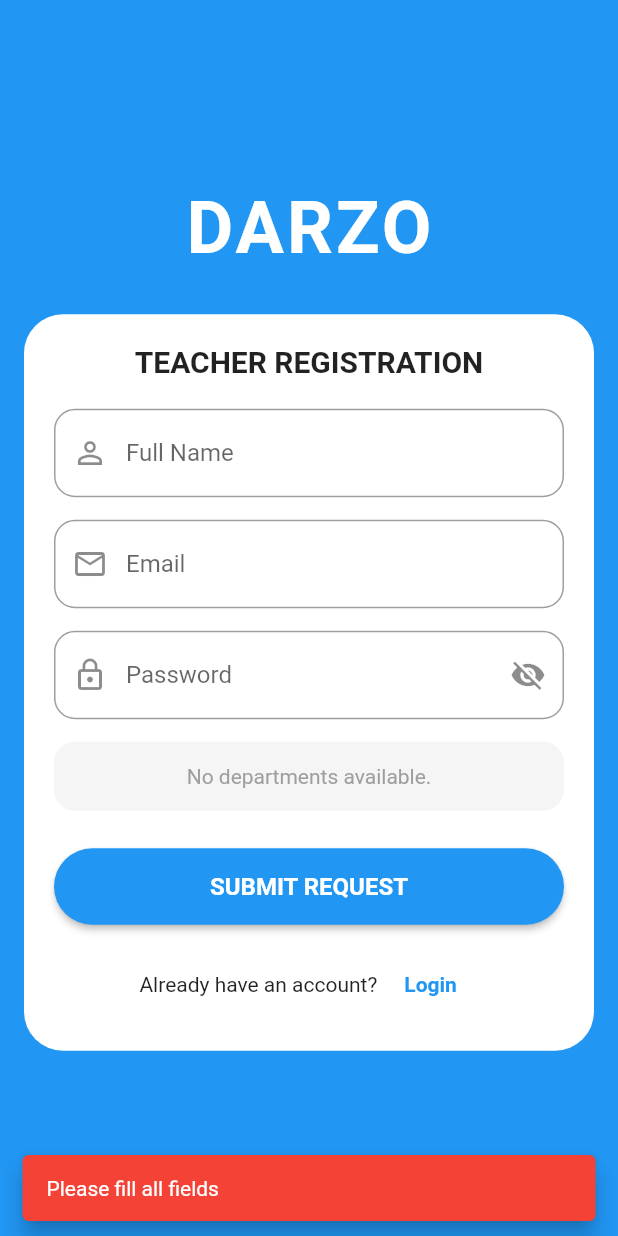
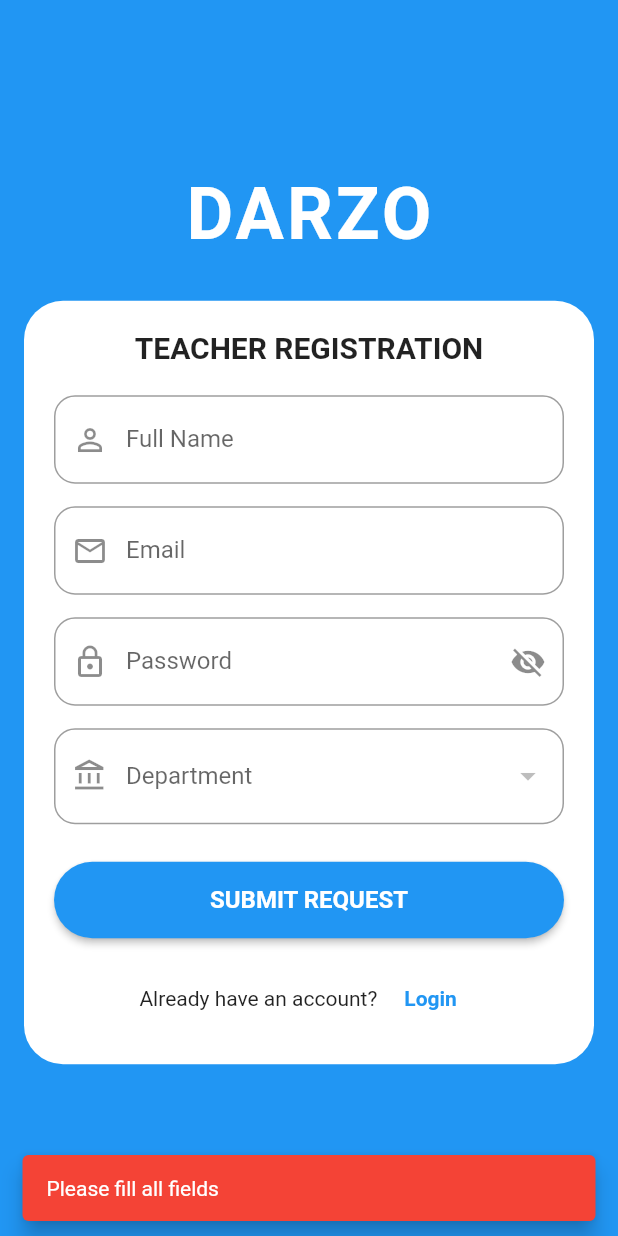
Before and after one commit to Vishnuvm451/app, a Flutter app: the TeacherRegisterPage screen opened directly, after a tap on "SUBMIT REQUEST", on a phone screen of 412 x 824 dp. Run offline on Flutter 3.47's test engine with Material 3 defaults, Android fonts, the light colour scheme and no system bars; our stand-ins replace camera, cloud_firestore, firebase_auth, firebase_core; accounts and stored records are empty.

Commit message:
teacher register

```diff
--- a/lib/teacher_register.dart
+++ b/lib/teacher_register.dart
@@ -38,35 +38,32 @@ class _TeacherRegisterPageState extends State<TeacherRegisterPage> {
   Future<bool> _emailAlreadyExists(String email) async {
     final db = FirebaseFirestore.instance;
 
-    // 1. Check Requests
-    final requestSnap = await db
+    final req = await db
         .collection('teacher_requests')
         .where('email', isEqualTo: email)
         .limit(1)
         .get();
-    if (requestSnap.docs.isNotEmpty) return true;
+    if (req.docs.isNotEmpty) return true;
 
-    // 2. Check Existing Teachers
-    final teacherSnap = await db
-        .collection('teachers') // Fixed collection name: 'teachers' (plural)
+    final teachers = await db
+        .collection('teachers')
         .where('email', isEqualTo: email)
         .limit(1)
         .get();
-    if (teacherSnap.docs.isNotEmpty) return true;
+    if (teachers.docs.isNotEmpty) return true;
 
-    // 3. Check Users Collection
-    final userSnap = await db
+    final users = await db
         .collection('users')
         .where('email', isEqualTo: email)
         .limit(1)
         .get();
-    if (userSnap.docs.isNotEmpty) return true;
+    if (users.docs.isNotEmpty) return true;
 
     return false;
   }
 
   // ======================================================
-  // TEACHER REGISTER (REQUEST -> ADMIN APPROVAL)
+  // TEACHER REGISTER → REQUEST ONLY (SECURE)
   // ======================================================
   Future<void> registerTeacher() async {
     if (nameController.text.trim().isEmpty ||
@@ -77,7 +74,6 @@ class _TeacherRegisterPageState extends State<TeacherRegisterPage> {
       return;
     }
 
-    // Basic Password Strength Check
     if (passwordController.text.length < 6) {
       _showSnack("Password must be at least 6 characters");
       return;
@@ -88,25 +84,21 @@ class _TeacherRegisterPageState extends State<TeacherRegisterPage> {
     setState(() => isLoading = true);
 
     try {
-      // 🔐 DUPLICATE CHECK
       final exists = await _emailAlreadyExists(email);
-
       if (exists) {
         _showSnack("This email is already registered or pending approval");
         setState(() => isLoading = false);
         return;
       }
 
-      // ✅ CREATE REQUEST
+      // 🔐 STORE REQUEST ONLY (NO PASSWORD)
       await FirebaseFirestore.instance.collection('teacher_requests').add({
         'name': nameController.text.trim(),
         'email': email,
-        'password': passwordController
-            .text, // Warning: Storing plain text password for approval flow
         'departmentId': selectedDeptId,
         'departmentName': selectedDeptName,
         'status': 'pending',
-        'created_at': FieldValue.serverTimestamp(),
+        'createdAt': FieldValue.serverTimestamp(),
       });
 
       if (!mounted) return;
@@ -116,16 +108,16 @@ class _TeacherRegisterPageState extends State<TeacherRegisterPage> {
         success: true,
       );
 
-      // Delay slightly for UX before navigating
       await Future.delayed(const Duration(seconds: 2));
 
       if (!mounted) return;
+
       Navigator.pushReplacement(
         context,
         MaterialPageRoute(builder: (_) => const LoginPage()),
       );
     } catch (e) {
-      _showSnack("Error: $e");
+      _showSnack("Error occurred. Try again");
     } finally {
       if (mounted) setState(() => isLoading = false);
     }
@@ -142,7 +134,7 @@ class _TeacherRegisterPageState extends State<TeacherRegisterPage> {
   }
 
   // ======================================================
-  // UI
+  // UI (UNCHANGED)
   // ======================================================
   @override
   Widget build(BuildContext context) {
@@ -166,7 +158,6 @@ class _TeacherRegisterPageState extends State<TeacherRegisterPage> {
                   ),
                 ),
                 const SizedBox(height: 30),
-
                 Container(
                   padding: const EdgeInsets.all(20),
                   decoration: BoxDecoration(
@@ -183,18 +174,13 @@ class _TeacherRegisterPageState extends State<TeacherRegisterPage> {
                         ),
                       ),
                       const SizedBox(height: 20),
-
                       _field(nameController, "Full Name", Icons.person_outline),
-
-                      // Email: Block Spaces
                       _field(
                         emailController,
                         "Email",
                         Icons.email_outlined,
                         blockSpaces: true,
                       ),
-
-                      // 🔐 PASSWORD WITH 👁 (Allow Spaces)
                       TextField(
                         controller: passwordController,
                         obscureText: !_isPasswordVisible,
@@ -218,66 +204,25 @@ class _TeacherRegisterPageState extends State<TeacherRegisterPage> {
                           ),
                         ),
                       ),
-
                       const SizedBox(height: 15),
-
-                      // ---------------- DEPARTMENT DROPDOWN (FIXED) ----------------
                       StreamBuilder<QuerySnapshot>(
                         stream: FirebaseFirestore.instance
                             .collection('departments')
                             .orderBy('name')
                             .snapshots(),
                         builder: (context, snapshot) {
-                          // 1. Error Handling
-                          if (snapshot.hasError) {
-                            return Container(
-                              padding: const EdgeInsets.all(12),
-                              decoration: BoxDecoration(
-                                color: Colors.red.shade50,
-                                borderRadius: BorderRadius.circular(14),
-                                border: Border.all(color: Colors.red.shade200),
-                              ),
-                              child: Text(
-                                "Error: Check Firestore Rules! \n${snapshot.error}",
-                                style: const TextStyle(
-                                  color: Colors.red,
-                                  fontSize: 12,
-                                ),
-                              ),
+                          if (!snapshot.hasData) {
+                            return const Padding(
+                              padding: EdgeInsets.symmetric(vertical: 15),
+                              child: CircularProgressIndicator(),
                             );
                           }
 
-                          // 2. Loading State
-                          if (snapshot.connectionState ==
-                              ConnectionState.waiting) {
-                            return const Padding(
-                              padding: EdgeInsets.symmetric(vertical: 15),
-                              child: Center(child: CircularProgressIndicator()),
-                            );
-                          }
+                          final docs = snapshot.data!.docs;
 
-                          // 3. Empty State
-                          final docs = snapshot.data?.docs ?? [];
-                          if (docs.isEmpty) {
-                            return Container(
-                              padding: const EdgeInsets.all(15),
-                              width: double.infinity,
-                              decoration: BoxDecoration(
-                                color: Colors.grey.shade100,
-                                borderRadius: BorderRadius.circular(14),
-                              ),
-                              child: const Text(
-                                "No departments available.",
-                                textAlign: TextAlign.center,
-                                style: TextStyle(color: Colors.grey),
-                              ),
-                            );
-                          }
-
-                          // 4. Dropdown
                           return DropdownButtonFormField<String>(
                             value: selectedDeptId,
-                            isExpanded: true, // Prevents overflow
+                            isExpanded: true,
                             decoration: const InputDecoration(
                               labelText: "Department",
                               prefixIcon: Icon(Icons.account_balance_outlined),
@@ -289,37 +234,24 @@ class _TeacherRegisterPageState extends State<TeacherRegisterPage> {
                             ),
                             items: docs.map((doc) {
                               final data = doc.data() as Map<String, dynamic>;
-                              final name = data['name'] ?? "Unnamed";
                               return DropdownMenuItem<String>(
                                 value: doc.id,
-                                child: Text(
-                                  name,
-                                  overflow: TextOverflow.ellipsis,
-                                ),
+                                child: Text(data['name'] ?? "Unnamed"),
                               );
                             }).toList(),
                             onChanged: (val) {
                               setState(() {
                                 selectedDeptId = val;
-                                try {
-                                  final doc = docs.firstWhere(
-                                    (d) => d.id == val,
-                                  );
-                                  selectedDeptName =
-                                      (doc.data()
-                                          as Map<String, dynamic>)['name'];
-                                } catch (_) {
-                                  selectedDeptName = "Unknown";
-                                }
+                                final doc = docs.firstWhere((d) => d.id == val);
+                                selectedDeptName =
+                                    (doc.data()
+                                        as Map<String, dynamic>)['name'];
                               });
                             },
                           );
                         },
                       ),
-
                       const SizedBox(height: 25),
-
-                      // ---------------- SUBMIT ----------------
                       SizedBox(
                         width: double.infinity,
                         child: ElevatedButton(
@@ -349,9 +281,7 @@ class _TeacherRegisterPageState extends State<TeacherRegisterPage> {
                                 ),
                         ),
                       ),
-
                       const SizedBox(height: 16),
-
                       Row(
                         mainAxisAlignment: MainAxisAlignment.center,
                         children: [
@@ -385,7 +315,7 @@ class _TeacherRegisterPageState extends State<TeacherRegisterPage> {
     );
   }
 
-  // Helper Widget for TextFields
+  // ---------------- TEXT FIELD HELPER ----------------
   Widget _field(
     TextEditingController ctrl,
     String label,
@@ -396,7 +326,6 @@ class _TeacherRegisterPageState extends State<TeacherRegisterPage> {
       padding: const EdgeInsets.only(bottom: 15),
       child: TextField(
         controller: ctrl,
-        // Only block spaces if explicitly requested (like for Email)
         inputFormatters: blockSpaces
             ? [FilteringTextInputFormatter.deny(RegExp(r'\s'))]
             : [],
```
